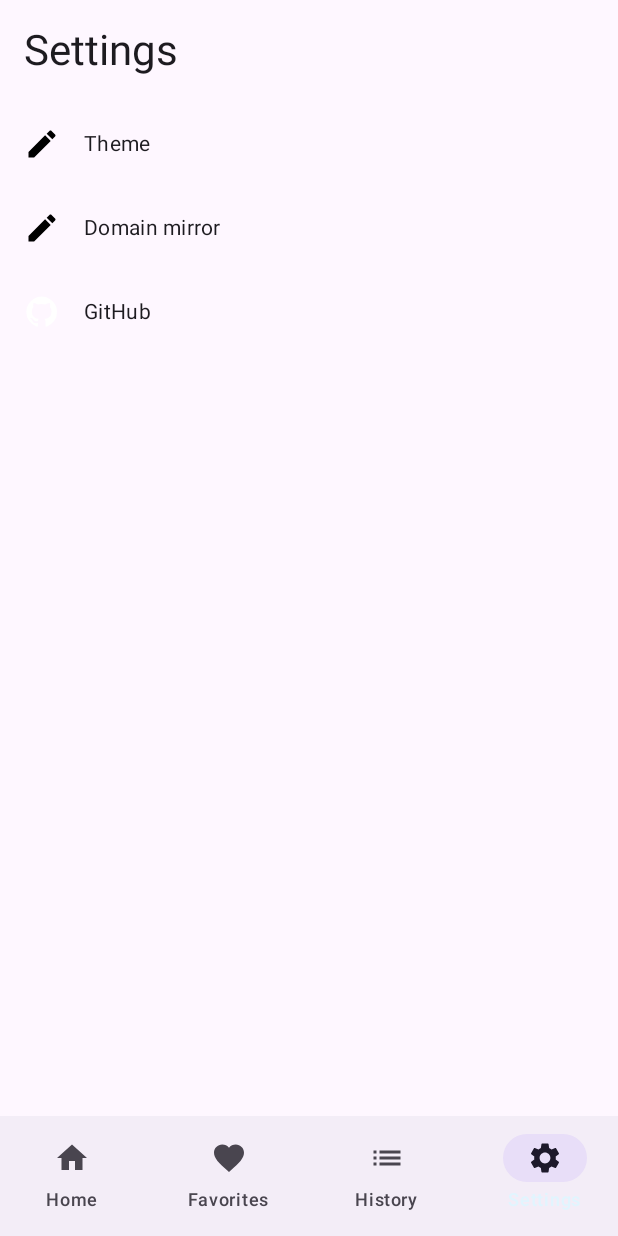
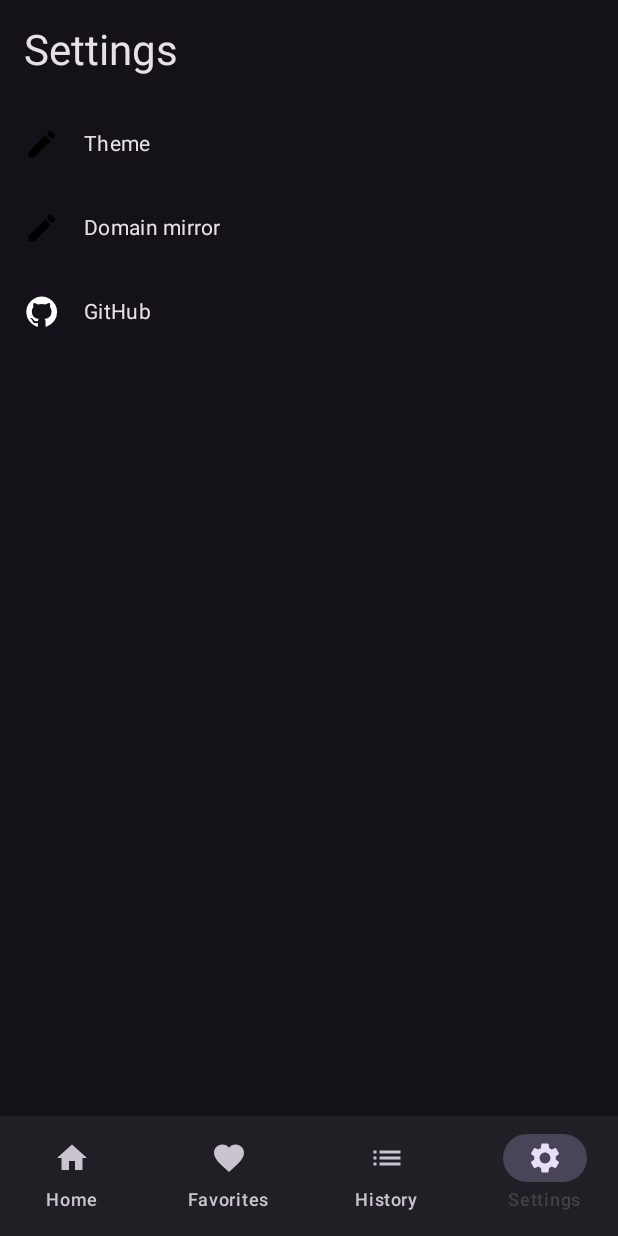
Before and after one commit to lrdcxdes/LFilms, an Android app built with Jetpack Compose: the SettingsScreen screen opened through its navigation route, on a phone screen of 412 x 824 dp. Run offline under Robolectric (Android 15) with nearby library versions, the phone set to English and light mode, and no system bars; 1 statement that could not run was skipped.

```diff
--- a/app/src/main/java/dev/lrdcxdes/lfilms/MainActivity.kt
+++ b/app/src/main/java/dev/lrdcxdes/lfilms/MainActivity.kt
@@ -80,12 +80,12 @@ fun MovieApp() {
     val favoriteMoviesListState = remember { mutableStateOf<List<MoviePreview>>(emptyList()) }
     val historyMoviesListState = remember { mutableStateOf<List<MoviePreview>>(emptyList()) }
 
-    val currentTheme = remember { mutableStateOf(Theme.LIGHT) }
-    if (isSystemInDarkTheme()) {
-        currentTheme.value = Theme.DARK
+    val currentTheme = if (isSystemInDarkTheme()) {
+        remember { mutableStateOf(Theme.LIGHT) }
     } else {
-        currentTheme.value = Theme.LIGHT
+        remember { mutableStateOf(Theme.DARK) }
     }
+
     val navController = rememberNavController()
 
     val context = LocalContext.current
@@ -122,7 +122,9 @@ fun MovieApp() {
             api.setMirror(tempMirror)
             tempMirror
         }
+    }
 
+    LaunchedEffect(mirror) {
         defaultMoviesListState.value = try {
             withContext(Dispatchers.IO) { defaultList(category = "watching") }
         } catch (e: ApiError) {
--- a/app/src/main/java/dev/lrdcxdes/lfilms/ui/Settings.kt
+++ b/app/src/main/java/dev/lrdcxdes/lfilms/ui/Settings.kt
@@ -79,9 +79,7 @@ fun SettingsScreen(
                         onMirrorChanged = { newMirror ->
                             onMirrorChanged(newMirror)
                         },
-                        onResetToActualMirror = {
-                            onResetToActualMirror()
-                        }
+                        onResetToActualMirror = onResetToActualMirror
                     )
                 }
                 item {
```
